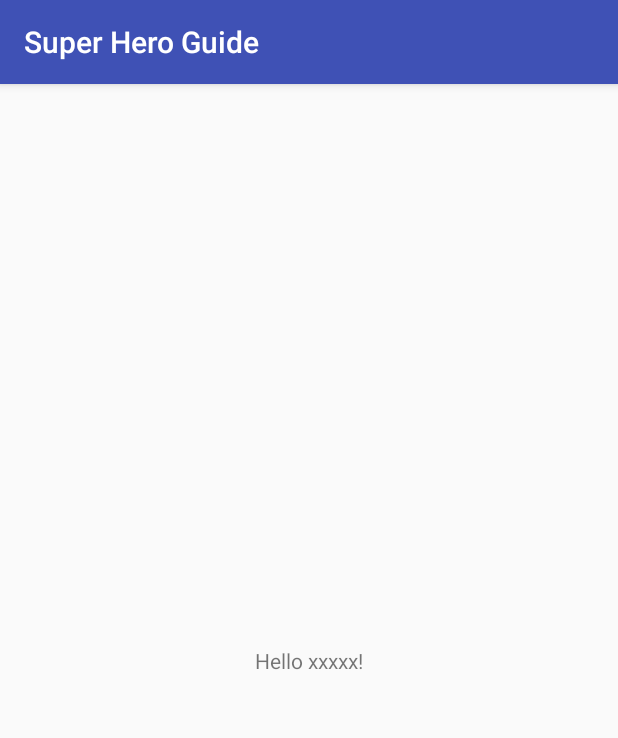
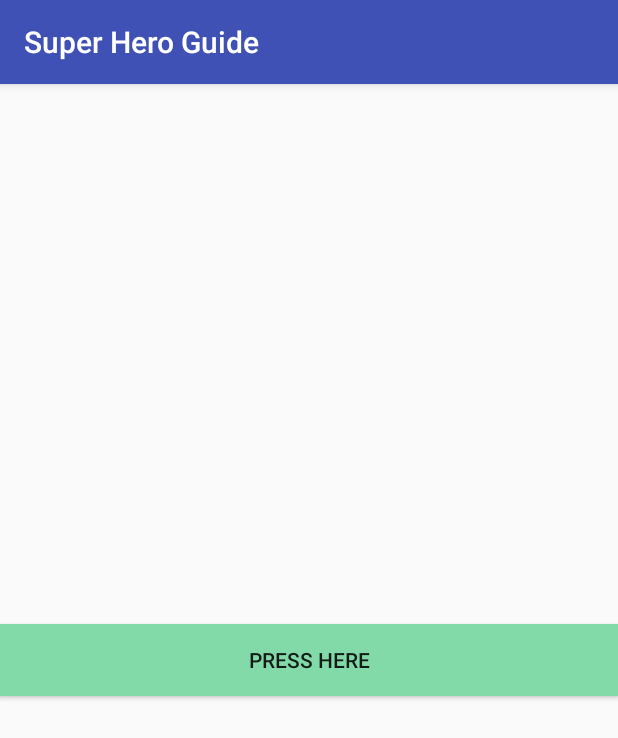
Before and after one commit to Akshay090/SuperHeroGuide, an Android app: the screen it shows after launch (MainActivity), on a phone screen of 412 x 824 dp. Shown: the top 738 px of the screen. Run offline under Robolectric (Android 15) with nearby library versions, the phone set to English and light mode, and no system bars.

Commit message:
msg by aks

```diff
--- a/app/src/main/res/layout/activity_main.xml
+++ b/app/src/main/res/layout/activity_main.xml
@@ -6,13 +6,12 @@
     android:layout_height="match_parent"
     tools:context="com.blogytec.superheroguide.MainActivity">
 
-    <TextView
-        android:layout_width="wrap_content"
+    <Button
+        android:layout_width="match_parent"
         android:layout_height="wrap_content"
-        android:text="Hello xxxxx!"
+        app:layout_constraintTop_toTopOf="parent"
         app:layout_constraintBottom_toBottomOf="parent"
-        app:layout_constraintLeft_toLeftOf="parent"
-        app:layout_constraintRight_toRightOf="parent"
-        app:layout_constraintTop_toTopOf="parent" />
+        android:text="press here"
+        android:background="#82daa8"/>
 
 </android.support.constraint.ConstraintLayout>
```
